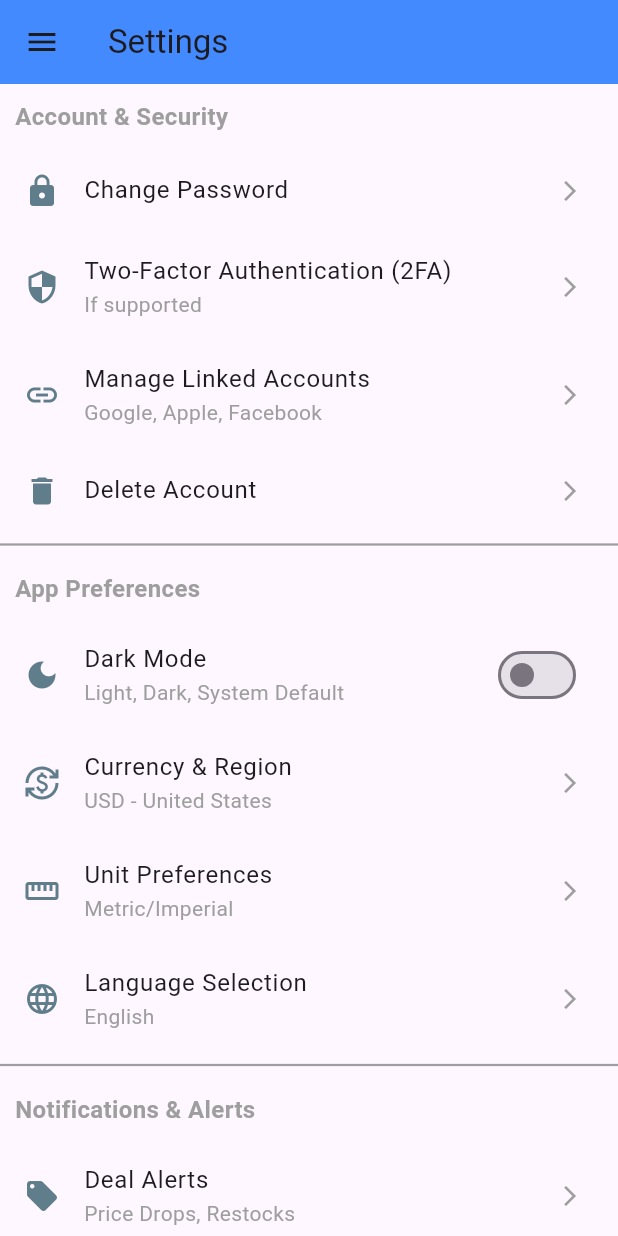
After one commit to ReindorfN/market_navigator, a Flutter app: the SettingsScreen screen opened directly, on a phone screen of 412 x 824 dp. The commit adds this screen. Run offline on Flutter 3.47's test engine with Material 3 defaults, Android fonts, the phone set to English and light mode, and no system bars.

Commit message:
Finished Settings Page

```diff
--- /dev/null
+++ b/lib/Screens/settings.dart
@@ -0,0 +1,98 @@
+import 'package:flutter/material.dart';
+import '../main.dart' as main_component;
+
+class SettingsScreen extends StatefulWidget {
+  const SettingsScreen({super.key});
+
+  @override
+  _SettingsScreenState createState() => _SettingsScreenState();
+}
+
+class _SettingsScreenState extends State<SettingsScreen> {
+  bool isDarkMode = false;
+  bool notificationsEnabled = true;
+
+  @override
+  Widget build(BuildContext context) {
+    return Scaffold(
+      appBar: AppBar(
+        title: const Text("Settings"),
+        backgroundColor: Colors.blueAccent,
+      ),
+      drawer: const main_component.NavigationDrawer(),
+      body: ListView(
+        children: [
+          _buildSectionTitle("Account & Security"),
+          _buildListTile(Icons.lock, "Change Password", "", () {}),
+          _buildListTile(Icons.security, "Two-Factor Authentication (2FA)",
+              "If supported", () {}),
+          _buildListTile(Icons.link, "Manage Linked Accounts",
+              "Google, Apple, Facebook", () {}),
+          _buildListTile(Icons.delete, "Delete Account", "", () {}),
+          const Divider(
+            thickness: 1.5, // Thickness of the line
+            color: Colors.grey, // Color of the divider
+          ),
+          _buildSectionTitle("App Preferences"),
+          _buildToggleTile(Icons.dark_mode, "Dark Mode",
+              "Light, Dark, System Default", isDarkMode, (value) {
+            setState(() => isDarkMode = value);
+          }),
+          _buildListTile(Icons.currency_exchange, "Currency & Region",
+              "USD - United States", () {}),
+          _buildListTile(
+              Icons.straighten, "Unit Preferences", "Metric/Imperial", () {}),
+          _buildListTile(
+              Icons.language, "Language Selection", "English", () {}),
+          const Divider(
+            thickness: 1.5, // Thickness of the line
+            color: Colors.grey, // Color of the divider
+          ),
+          _buildSectionTitle("Notifications & Alerts"),
+          _buildListTile(
+              Icons.local_offer, "Deal Alerts", "Price Drops, Restocks", () {}),
+          _buildListTile(Icons.store, "Store-Specific Alerts", "", () {}),
+          _buildToggleTile(Icons.notifications, "Push Notifications",
+              "On/Off Toggle", notificationsEnabled, (value) {
+            setState(() => notificationsEnabled = value);
+          }),
+        ],
+      ),
+    );
+  }
+
+  Widget _buildSectionTitle(String title) {
+    return Padding(
+      padding: const EdgeInsets.all(10.0),
+      child: Text(
+        title,
+        style: TextStyle(
+            fontSize: 16, fontWeight: FontWeight.bold, color: Colors.grey),
+      ),
+    );
+  }
+
+  Widget _buildListTile(
+      IconData icon, String title, String subtitle, VoidCallback onTap) {
+    return ListTile(
+      leading: Icon(icon, color: Colors.blueGrey),
+      title: Text(title),
+      subtitle: subtitle.isNotEmpty
+          ? Text(subtitle, style: TextStyle(color: Colors.grey))
+          : null,
+      onTap: onTap,
+      trailing: Icon(Icons.arrow_forward_ios, size: 16, color: Colors.grey),
+    );
+  }
+
+  Widget _buildToggleTile(IconData icon, String title, String subtitle,
+      bool value, Function(bool) onChanged) {
+    return SwitchListTile(
+      secondary: Icon(icon, color: Colors.blueGrey),
+      title: Text(title),
+      subtitle: Text(subtitle, style: TextStyle(color: Colors.grey)),
+      value: value,
+      onChanged: onChanged,
+    );
+  }
+}
--- a/lib/main.dart
+++ b/lib/main.dart
@@ -1,4 +1,5 @@
 import 'package:flutter/material.dart';
+import 'package:market_navigator/Screens/settings.dart';
 import 'screens/home_screen.dart';
 import 'Screens/profile.dart';
 
@@ -80,6 +81,17 @@ class NavigationDrawer extends StatelessWidget {
                       builder: (context) => const ProfileScreen()),
                 );
               },
+            ),
+            ListTile(
+              leading: const Icon(Icons.settings),
+              title: const Text("Settings"),
+              onTap: () {
+                Navigator.push(
+                  context,
+                  MaterialPageRoute(
+                      builder: (context) => const SettingsScreen()),
+                );
+              },
             )
           ],
         ),
```
Also changed, not shown: 4 other files.
